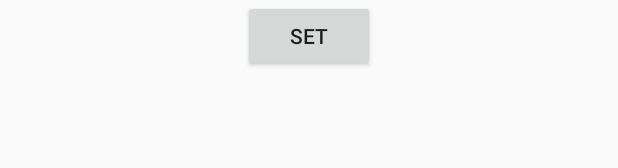
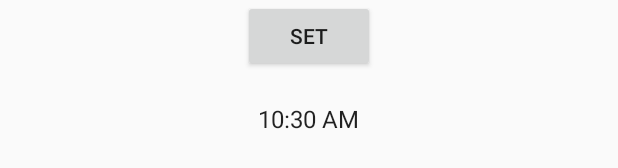
Before and after one commit to Saeef-Mohammad/AlarmNotificationDemo, an Android app: the layout activity_main.xml on its own in the app's theme, with its tools: preview values and no code run, on a phone screen of 412 x 824 dp. Shown: the part 582-750 px from the top of the screen. Run offline under Robolectric (Android 15) with nearby library versions, the phone set to English and light mode, and no system bars.

```diff
--- a/app/src/main/AndroidManifest.xml
+++ b/app/src/main/AndroidManifest.xml
@@ -30,6 +30,11 @@
             android:enabled="true"
             android:exported="true"/>
 
+        <receiver
+            android:name=".Receiver.AlarmStopper"
+            android:exported="true"
+            android:enabled="true"/>
+
     </application>
 
 
--- a/app/src/main/java/com/saeefmd/alarmnotificationdemo/MainActivity.java
+++ b/app/src/main/java/com/saeefmd/alarmnotificationdemo/MainActivity.java
@@ -12,6 +12,7 @@ import android.support.v7.app.AppCompatActivity;
 import android.os.Bundle;
 import android.view.View;
 import android.widget.Button;
+import android.widget.TextClock;
 import android.widget.TimePicker;
 import android.widget.Toast;
 
@@ -26,7 +27,9 @@ public class MainActivity extends AppCompatActivity {
     public static String CHANNEL_ID = "com.saeefmd.alarmnotificationdemo";
 
     private boolean scheduledNotificationIsOn;
+
     private TimePicker alarmTimePicker;
+    private TextClock alarmTextClock;
 
     @Override
     protected void onCreate(Bundle savedInstanceState) {
@@ -34,6 +37,7 @@ public class MainActivity extends AppCompatActivity {
         setContentView(R.layout.activity_main);
 
         alarmTimePicker = findViewById(R.id.alarm_time_picker);
+        alarmTextClock = findViewById(R.id.alarm_text_clock);
         Button setAlarmBt = findViewById(R.id.alarm_set_bt);
 
         SharedPreferences mSharedPref = getSharedPreferences("alarmnotificationdemo", MODE_PRIVATE);
--- a/app/src/main/res/layout/activity_main.xml
+++ b/app/src/main/res/layout/activity_main.xml
@@ -20,4 +20,12 @@
         android:layout_gravity="center_horizontal"
         android:text="Set"/>
 
+    <TextClock
+        android:id="@+id/alarm_text_clock"
+        android:layout_width="wrap_content"
+        android:layout_height="wrap_content"
+        android:layout_gravity="center_horizontal"
+        android:layout_marginTop="20dp"
+        android:textSize="16sp"/>
+
 </LinearLayout>
--- a/app/src/main/res/values/strings.xml
+++ b/app/src/main/res/values/strings.xml
@@ -5,4 +5,6 @@
     <string name="channel_name">AlarmNotificationDemo</string>
     <string name="channel_description">ScheduledAlarmNotification</string>
 
+    <string name="stop_alarm">DISMISS</string>
+
 </resources>
```
Also changed, not shown: app/src/main/java/com/saeefmd/alarmnotificationdemo/Receiver/AlarmReceiver.java (+11 -7 lines).
